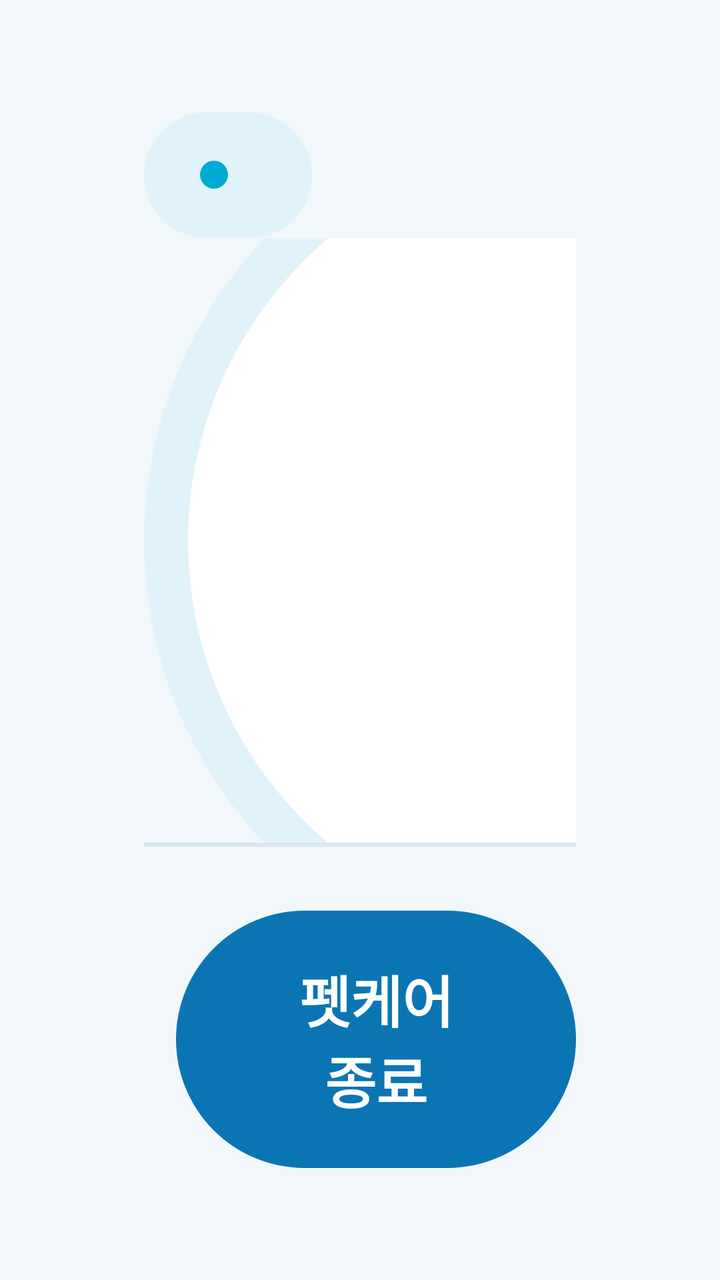
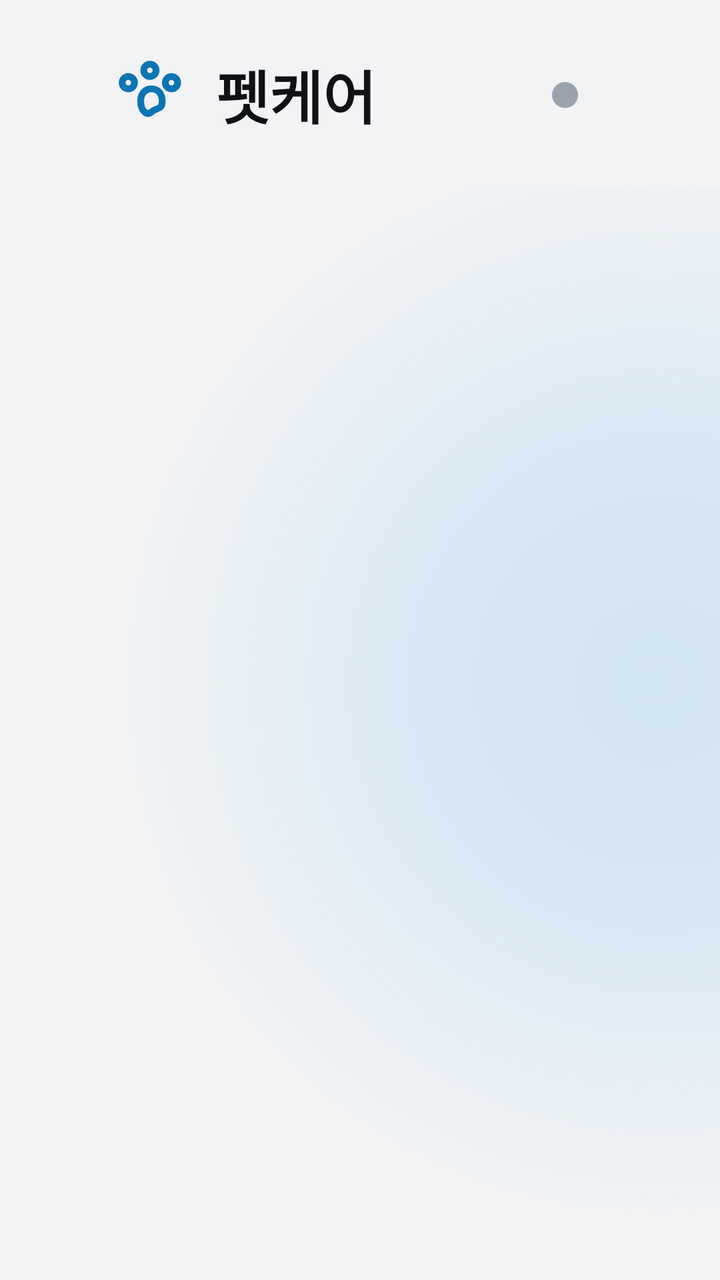

The first picture is an Android layout as it rendered before a commit; the second is the same layout after the commit. The layout source and the unified diff follow.
<!-- AndroidManifest.xml: application theme Theme.AppCompat.Light.NoActionBar -->
<!-- res/layout/screen_idle.xml -->
<?xml version="1.0" encoding="utf-8"?>
<LinearLayout xmlns:android="http://schemas.android.com/apk/res/android"
    android:layout_width="match_parent"
    android:layout_height="match_parent"
    android:background="@color/bg"
    android:orientation="vertical"
    android:paddingHorizontal="72dp"
    android:paddingVertical="56dp">

    <include android:id="@+id/top" layout="@layout/part_top" />

    <LinearLayout
        android:layout_width="match_parent"
        android:layout_height="0dp"
        android:layout_weight="1"
        android:gravity="center_vertical"
        android:orientation="horizontal">

        <include layout="@layout/part_photo" />

        <LinearLayout
            android:layout_width="0dp"
            android:layout_height="wrap_content"
            android:layout_marginStart="80dp"
            android:layout_weight="1"
            android:orientation="vertical">

            <TextView
                android:id="@+id/headline"
                style="@style/Headline"
                android:layout_width="wrap_content"
                android:layout_height="wrap_content" />

            <TextView
                android:id="@+id/sub"
                style="@style/Sub"
                android:layout_width="wrap_content"
                android:layout_height="wrap_content"
                android:layout_marginTop="16dp" />

            <LinearLayout
                android:layout_width="match_parent"
                android:layout_height="wrap_content"
                android:layout_marginTop="40dp"
                android:orientation="horizontal">

                <include android:id="@+id/stat1" layout="@layout/item_stat" android:layout_width="0dp" android:layout_height="wrap_content" android:layout_weight="1" android:layout_marginEnd="20dp" />
                <include android:id="@+id/stat2" layout="@layout/item_stat" android:layout_width="0dp" android:layout_height="wrap_content" android:layout_weight="1" android:layout_marginEnd="20dp" />
                <include android:id="@+id/stat3" layout="@layout/item_stat" android:layout_width="0dp" android:layout_height="wrap_content" android:layout_weight="1" />
            </LinearLayout>
        </LinearLayout>
    </LinearLayout>

    <View
        android:layout_width="match_parent"
        android:layout_height="2dp"
        android:background="@color/line" />

    <LinearLayout
        android:layout_width="match_parent"
        android:layout_height="wrap_content"
        android:gravity="center_vertical"
        android:orientation="horizontal"
        android:paddingTop="32dp">

        <TextView
            android:id="@+id/footnote"
            style="@style/Footnote"
            android:layout_width="0dp"
            android:layout_height="wrap_content"
            android:layout_weight="1" />

        <Button
            android:id="@+id/btnEnd"
            style="@style/BtnPrimary"
            android:layout_width="wrap_content"
            android:layout_height="wrap_content"
            android:layout_marginStart="16dp"
            android:text="펫케어 종료" />
    </LinearLayout>
</LinearLayout>
<!-- res/layout/part_top.xml (included above) -->
<?xml version="1.0" encoding="utf-8"?>
<LinearLayout xmlns:android="http://schemas.android.com/apk/res/android"
    android:layout_width="match_parent"
    android:layout_height="wrap_content"
    android:gravity="center_vertical"
    android:orientation="horizontal">

    <LinearLayout
        android:id="@+id/pill"
        android:layout_width="wrap_content"
        android:layout_height="wrap_content"
        android:background="@drawable/bg_pill_soft"
        android:gravity="center_vertical"
        android:orientation="horizontal"
        android:paddingHorizontal="28dp"
        android:paddingVertical="14dp">

        <View
            android:id="@+id/pillDot"
            android:layout_width="14dp"
            android:layout_height="14dp"
            android:background="@drawable/dot_accent" />

        <TextView
            android:id="@+id/pillText"
            android:layout_width="wrap_content"
            android:layout_height="wrap_content"
            android:layout_marginStart="14dp"
            android:textColor="@color/primary"
            android:textSize="26sp"
            android:textStyle="bold" />
    </LinearLayout>

    <Space
        android:layout_width="0dp"
        android:layout_height="0dp"
        android:layout_weight="1" />

    <TextView
        android:id="@+id/meta"
        style="@style/Meta"
        android:layout_width="wrap_content"
        android:layout_height="wrap_content" />
</LinearLayout>
<!-- res/layout/part_photo.xml (included above) -->
<?xml version="1.0" encoding="utf-8"?>
<FrameLayout xmlns:android="http://schemas.android.com/apk/res/android"
    android:id="@+id/ring"
    android:layout_width="440dp"
    android:layout_height="440dp"
    android:background="@drawable/bg_ring">

    <FrameLayout
        android:layout_width="396dp"
        android:layout_height="396dp"
        android:layout_gravity="center"
        android:background="@drawable/bg_photo_border"
        android:padding="8dp">

        <ImageView
            android:id="@+id/photo"
            android:layout_width="match_parent"
            android:layout_height="match_parent"
            android:contentDescription="@null" />
    </FrameLayout>
</FrameLayout>
<!-- res/layout/item_stat.xml (included above) -->
<?xml version="1.0" encoding="utf-8"?>
<LinearLayout xmlns:android="http://schemas.android.com/apk/res/android"
    android:layout_width="match_parent"
    android:layout_height="wrap_content"
    android:background="@drawable/bg_card"
    android:orientation="vertical"
    android:padding="32dp">

    <FrameLayout
        android:id="@+id/tile"
        android:layout_width="64dp"
        android:layout_height="64dp"
        android:layout_marginBottom="12dp"
        android:background="@drawable/bg_tile">

        <ImageView
            android:id="@+id/icon"
            android:layout_width="34dp"
            android:layout_height="34dp"
            android:layout_gravity="center"
            android:contentDescription="@null"
            android:tint="@color/primary" />
    </FrameLayout>

    <TextView
        android:id="@+id/label"
        android:layout_width="wrap_content"
        android:layout_height="wrap_content"
        android:textColor="@color/muted"
        android:textSize="24sp" />

    <TextView
        android:id="@+id/value"
        android:layout_width="wrap_content"
        android:layout_height="wrap_content"
        android:layout_marginTop="12dp"
        android:text="--"
        android:textColor="@color/ink"
        android:textSize="48sp"
        android:textStyle="bold" />

    <TextView
        android:id="@+id/note"
        android:layout_width="wrap_content"
        android:layout_height="wrap_content"
        android:layout_marginTop="12dp"
        android:textColor="@color/muted"
        android:textSize="22sp" />
</LinearLayout>
<!-- resources referenced by this layout -->
<resources>
  <color name="bg">#F2F7FB</color>
  <color name="ink">#0E2A47</color>
  <color name="line">#D8E6F0</color>
  <color name="muted">#51667C</color>
  <color name="primary">#0B75B3</color>
  <!-- drawable bg_card (drawable) -->
  <shape xmlns:android="http://schemas.android.com/apk/res/android">
      <solid android:color="@color/card" />
      <corners android:radius="28dp" />
  </shape>
  <!-- drawable bg_photo_border (drawable) -->
  <shape xmlns:android="http://schemas.android.com/apk/res/android" android:shape="oval">
      <solid android:color="@color/card" />
  </shape>
  <!-- drawable bg_pill_soft (drawable) -->
  <shape xmlns:android="http://schemas.android.com/apk/res/android">
      <solid android:color="@color/tint" />
      <corners android:radius="999dp" />
  </shape>
  <!-- drawable bg_ring (drawable) -->
  <shape xmlns:android="http://schemas.android.com/apk/res/android" android:shape="oval">
      <solid android:color="@color/tint" />
  </shape>
  <!-- drawable bg_tile (drawable) -->
  <shape xmlns:android="http://schemas.android.com/apk/res/android">
      <solid android:color="@color/tint" />
      <corners android:radius="20dp" />
  </shape>
  <!-- drawable dot_accent (drawable) -->
  <shape xmlns:android="http://schemas.android.com/apk/res/android" android:shape="oval">
      <solid android:color="@color/accent" />
  </shape>
  <style name="BtnPrimary">
          <item name="android:background">@drawable/bg_btn_primary</item>
          <item name="android:textColor">#FFFFFF</item>
          <item name="android:textSize">28sp</item>
          <item name="android:textStyle">bold</item>
          <item name="android:paddingStart">56dp</item>
          <item name="android:paddingEnd">56dp</item>
          <item name="android:paddingTop">24dp</item>
          <item name="android:paddingBottom">24dp</item>
          <item name="android:stateListAnimator">@null</item>
          <item name="android:textAllCaps">false</item>
      </style>
  <style name="Footnote">
          <item name="android:textSize">24sp</item>
          <item name="android:textColor">@color/muted</item>
      </style>
  <style name="Headline">
          <item name="android:textSize">64sp</item>
          <item name="android:textStyle">bold</item>
          <item name="android:textColor">@color/ink</item>
          <item name="android:lineSpacingMultiplier">1.1</item>
      </style>
  <style name="Meta">
          <item name="android:textSize">26sp</item>
          <item name="android:textColor">@color/muted</item>
      </style>
  <style name="Sub">
          <item name="android:textSize">30sp</item>
          <item name="android:textColor">@color/muted</item>
      </style>
  <color name="card">#FFFFFF</color>
  <color name="tint">#E1F3FA</color>
  <color name="accent">#00AAD2</color>
  <!-- drawable bg_btn_primary (drawable) -->
  <shape xmlns:android="http://schemas.android.com/apk/res/android">
      <solid android:color="@color/primary" />
      <corners android:radius="999dp" />
  </shape>
</resources>

<!-- the commit's change to res/layout/screen_idle.xml (unified diff, before → after) -->
@@ -3,149 +3,205 @@
     android:layout_width="match_parent"
     android:layout_height="match_parent"
     android:background="@color/bg"
-    android:orientation="vertical"
-    android:paddingHorizontal="72dp"
-    android:paddingVertical="56dp">
-
-    <include android:id="@+id/top" layout="@layout/part_top" />
+    android:orientation="vertical">
+
+    <include layout="@layout/part_bar" />
 
     <LinearLayout
         android:layout_width="match_parent"
         android:layout_height="0dp"
         android:layout_weight="1"
-        android:gravity="center_vertical"
         android:orientation="horizontal">
 
-        <include layout="@layout/part_photo" />
+        <LinearLayout
+            android:layout_width="660dp"
+            android:layout_height="match_parent"
+            android:gravity="center"
+            android:orientation="vertical">
+
+            <FrameLayout
+                android:layout_width="607dp"
+                android:layout_height="581dp">
+
+                <View
+                    android:layout_width="528dp"
+                    android:layout_height="528dp"
+                    android:layout_gravity="top|center_horizontal"
+                    android:layout_marginTop="13dp"
+                    android:background="@drawable/bg_halo_calm" />
+
+                <ImageView
+                    android:id="@+id/bust"
+                    android:layout_width="475dp"
+                    android:layout_height="548dp"
+                    android:layout_gravity="top|center_horizontal"
+                    android:layout_marginTop="26dp"
+                    android:contentDescription="@null"
+                    android:scaleType="fitCenter" />
+            </FrameLayout>
+
+            <TextView
+                android:id="@+id/name"
+                android:layout_width="wrap_content"
+                android:layout_height="wrap_content"
+                android:layout_marginTop="8dp"
+                android:textColor="@color/ink"
+                android:textSize="55sp"
+                android:textStyle="bold" />
+
+            <LinearLayout
+                android:layout_width="wrap_content"
+                android:layout_height="wrap_content"
+                android:layout_marginTop="18dp"
+                android:background="@drawable/bg_pill_soft"
+                android:gravity="center_vertical"
+                android:orientation="horizontal"
+                android:paddingHorizontal="34dp"
+                android:paddingVertical="16dp">
+
+                <View
+                    android:layout_width="15dp"
+                    android:layout_height="15dp"
+                    android:background="@drawable/dot_primary" />
+
+                <TextView
+                    android:layout_width="wrap_content"
+                    android:layout_height="wrap_content"
+                    android:layout_marginStart="13dp"
+                    android:text="차분해요"
+                    android:textColor="@color/primary"
+                    android:textSize="34sp"
+                    android:textStyle="bold" />
+            </LinearLayout>
+        </LinearLayout>
 
         <LinearLayout
             android:layout_width="0dp"
-            android:layout_height="wrap_content"
-            android:layout_marginStart="80dp"
+            android:layout_height="match_parent"
             android:layout_weight="1"
-            android:orientation="vertical">
+            android:gravity="center_vertical"
+            android:orientation="vertical"
+            android:paddingStart="11dp"
+            android:paddingBottom="40dp"
+            android:paddingEnd="84dp">
+
+            
+            <LinearLayout
+                android:id="@+id/notice"
+                android:layout_width="wrap_content"
+                android:layout_height="wrap_content"
+                android:background="@drawable/bg_pill_white"
+                android:gravity="center_vertical"
+                android:orientation="horizontal"
+                android:paddingVertical="15dp"
+                android:paddingStart="21dp"
+                android:paddingEnd="26dp"
+                android:visibility="gone">
+
+                <ImageView
+                    android:layout_width="26dp"
+                    android:layout_height="26dp"
+                    android:contentDescription="@null"
+                    android:src="@drawable/ic_check"
+                    android:tint="@color/primary" />
+
+                <TextView
+                    android:id="@+id/noticeText"
+                    android:layout_width="wrap_content"
+                    android:layout_height="wrap_content"
+                    android:layout_marginStart="13dp"
+                    android:textColor="@color/ink2"
+                    android:textSize="25sp" />
+            </LinearLayout>
 
             <TextView
-                android:id="@+id/headline"
-                style="@style/Headline"
-                android:layout_width="wrap_content"
-                android:layout_height="wrap_content" />
+                android:layout_width="wrap_content"
+                android:layout_height="wrap_content"
+                android:layout_marginTop="34dp"
+                android:text="반려견이 안전하게\n보호되고 있어요"
+                android:textColor="@color/ink"
+                android:textSize="87sp"
+                android:textStyle="bold" />
 
             <TextView
-                android:id="@+id/sub"
-                style="@style/Sub"
-                android:layout_width="wrap_content"
-                android:layout_height="wrap_content"
-                android:layout_marginTop="16dp" />
+                android:layout_width="wrap_content"
+                android:layout_height="wrap_content"
+                android:layout_marginTop="24dp"
+                android:text="에어컨을 켜 두었고, 보호자가 휴대폰으로 지켜보고 있어요."
+                android:textColor="@color/muted"
+                android:textSize="32sp" />
 
             <LinearLayout
                 android:layout_width="match_parent"
                 android:layout_height="wrap_content"
-                android:layout_marginTop="40dp"
+                android:layout_marginTop="48dp"
                 android:orientation="horizontal">
 
-                <include android:id="@+id/stat1" layout="@layout/item_stat" android:layout_width="0dp" android:layout_height="wrap_content" android:layout_weight="1" android:layout_marginEnd="20dp" />
-                <include android:id="@+id/stat2" layout="@layout/item_stat" android:layout_width="0dp" android:layout_height="wrap_content" android:layout_weight="1" android:layout_marginEnd="20dp" />
-                <include android:id="@+id/stat3" layout="@layout/item_stat" android:layout_width="0dp" android:layout_height="wrap_content" android:layout_weight="1" />
+                <include android:id="@+id/stat1" layout="@layout/item_stat" android:layout_width="0dp" android:layout_height="wrap_content" android:layout_weight="1" android:layout_marginEnd="26dp" />
+                <include android:id="@+id/stat2" layout="@layout/item_stat" android:layout_width="0dp" android:layout_height="wrap_content" android:layout_weight="1" android:layout_marginEnd="26dp" />
+                <include android:id="@+id/stat3" layout="@layout/item_stat" android:layout_width="0dp" android:layout_height="wrap_content" android:layout_weight="1.25" />
             </LinearLayout>
         </LinearLayout>
     </LinearLayout>
-
-    <View
-        android:layout_width="match_parent"
-        android:layout_height="2dp"
-        android:background="@color/line" />
-
-    <LinearLayout
-        android:layout_width="match_parent"
-        android:layout_height="wrap_content"
-        android:gravity="center_vertical"
-        android:orientation="horizontal"
-        android:paddingTop="32dp">
-
-        <TextView
-            android:id="@+id/footnote"
-            style="@style/Footnote"
-            android:layout_width="0dp"
-            android:layout_height="wrap_content"
-            android:layout_weight="1" />
-
-        <Button
-            android:id="@+id/btnEnd"
-            style="@style/BtnPrimary"
-            android:layout_width="wrap_content"
-            android:layout_height="wrap_content"
-            android:layout_marginStart="16dp"
-            android:text="펫케어 종료" />
-    </LinearLayout>
 </LinearLayout>
-<!-- res/layout/part_top.xml (included above) -->
+<!-- res/layout/part_bar.xml (included above) -->
 <?xml version="1.0" encoding="utf-8"?>
 <LinearLayout xmlns:android="http://schemas.android.com/apk/res/android"
     android:layout_width="match_parent"
-    android:layout_height="wrap_content"
+    android:layout_height="95dp"
     android:gravity="center_vertical"
-    android:orientation="horizontal">
-
-    <LinearLayout
-        android:id="@+id/pill"
-        android:layout_width="wrap_content"
-        android:layout_height="wrap_content"
-        android:background="@drawable/bg_pill_soft"
-        android:gravity="center_vertical"
-        android:orientation="horizontal"
-        android:paddingHorizontal="28dp"
-        android:paddingVertical="14dp">
-
-        <View
-            android:id="@+id/pillDot"
-            android:layout_width="14dp"
-            android:layout_height="14dp"
-            android:background="@drawable/dot_accent" />
-
-        <TextView
-            android:id="@+id/pillText"
-            android:layout_width="wrap_content"
-            android:layout_height="wrap_content"
-            android:layout_marginStart="14dp"
-            android:textColor="@color/primary"
-            android:textSize="26sp"
-            android:textStyle="bold" />
-    </LinearLayout>
+    android:orientation="horizontal"
+    android:paddingHorizontal="58dp">
+
+    <ImageView
+        android:layout_width="37dp"
+        android:layout_height="37dp"
+        android:contentDescription="@null"
+        android:src="@drawable/ic_paw"
+        android:tint="@color/primary" />
+
+    <TextView
+        android:layout_width="wrap_content"
+        android:layout_height="wrap_content"
+        android:layout_marginStart="13dp"
+        android:text="펫케어"
+        android:textColor="@color/ink"
+        android:textSize="29sp"
+        android:textStyle="bold" />
 
     <Space
         android:layout_width="0dp"
         android:layout_height="0dp"
         android:layout_weight="1" />
 
-    <TextView
-        android:id="@+id/meta"
-        style="@style/Meta"
-        android:layout_width="wrap_content"
-        android:layout_height="wrap_content" />
+    <View
+        android:id="@+id/linkDot"
+        android:layout_width="13dp"
+        android:layout_height="13dp"
+        android:background="@drawable/dot_muted" />
+
+    <TextView
+        android:id="@+id/link"
+        android:layout_width="wrap_content"
+        android:layout_height="wrap_content"
+        android:layout_marginStart="13dp"
+        android:textColor="@color/muted"
+        android:textSize="25sp" />
+
+    <TextView
+        android:id="@+id/btnEnd"
+        android:layout_width="wrap_content"
+        android:layout_height="wrap_content"
+        android:layout_marginStart="29dp"
+        android:background="@drawable/bg_btn_end"
+        android:paddingHorizontal="26dp"
+        android:paddingVertical="11dp"
+        android:text="펫케어 끝내기"
+        android:textColor="@color/ink2"
+        android:textSize="25sp"
+        android:textStyle="bold"
+        android:visibility="gone" />
 </LinearLayout>
-<!-- res/layout/part_photo.xml (included above) -->
-<?xml version="1.0" encoding="utf-8"?>
-<FrameLayout xmlns:android="http://schemas.android.com/apk/res/android"
-    android:id="@+id/ring"
-    android:layout_width="440dp"
-    android:layout_height="440dp"
-    android:background="@drawable/bg_ring">
-
-    <FrameLayout
-        android:layout_width="396dp"
-        android:layout_height="396dp"
-        android:layout_gravity="center"
-        android:background="@drawable/bg_photo_border"
-        android:padding="8dp">
-
-        <ImageView
-            android:id="@+id/photo"
-            android:layout_width="match_parent"
-            android:layout_height="match_parent"
-            android:contentDescription="@null" />
-    </FrameLayout>
-</FrameLayout>
 <!-- res/layout/item_stat.xml (included above) -->
 <?xml version="1.0" encoding="utf-8"?>
 <LinearLayout xmlns:android="http://schemas.android.com/apk/res/android"
@@ -155,44 +211,37 @@
     android:orientation="vertical"
     android:padding="32dp">
 
-    <FrameLayout
-        android:id="@+id/tile"
-        android:layout_width="64dp"
-        android:layout_height="64dp"
-        android:layout_marginBottom="12dp"
-        android:background="@drawable/bg_tile">
-
-        <ImageView
-            android:id="@+id/icon"
-            android:layout_width="34dp"
-            android:layout_height="34dp"
-            android:layout_gravity="center"
-            android:contentDescription="@null"
-            android:tint="@color/primary" />
-    </FrameLayout>
+    <ImageView
+        android:id="@+id/icon"
+        android:layout_width="42dp"
+        android:layout_height="42dp"
+        android:contentDescription="@null"
+        android:tint="@color/ink" />
 
     <TextView
         android:id="@+id/label"
         android:layout_width="wrap_content"
         android:layout_height="wrap_content"
+        android:layout_marginTop="18dp"
         android:textColor="@color/muted"
-        android:textSize="24sp" />
+        android:textSize="26sp" />
 
     <TextView
         android:id="@+id/value"
         android:layout_width="wrap_content"
         android:layout_height="wrap_content"
-        android:layout_marginTop="12dp"
+        android:layout_marginTop="8dp"
+        android:maxLines="1"
         android:text="--"
         android:textColor="@color/ink"
-        android:textSize="48sp"
+        android:textSize="58sp"
         android:textStyle="bold" />
 
     <TextView
         android:id="@+id/note"
         android:layout_width="wrap_content"
         android:layout_height="wrap_content"
-        android:layout_marginTop="12dp"
+        android:layout_marginTop="8dp"
         android:textColor="@color/muted"
-        android:textSize="22sp" />
+        android:textSize="25sp" />
 </LinearLayout>
<!-- resource entries referenced after the edit -->
@@ -1,74 +1,53 @@
 <!-- resources referenced by this layout -->
 <resources>
-  <color name="bg">#F2F7FB</color>
-  <color name="ink">#0E2A47</color>
-  <color name="line">#D8E6F0</color>
-  <color name="muted">#51667C</color>
+  <color name="bg">#F1F3F5</color>
+  <color name="ink">#0F1115</color>
+  <color name="ink2">#262D35</color>
+  <color name="muted">#5F6772</color>
   <color name="primary">#0B75B3</color>
+  <!-- drawable bg_btn_end (drawable) -->
+  <shape xmlns:android="http://schemas.android.com/apk/res/android">
+      <stroke android:width="3dp" android:color="@color/outline" />
+      <corners android:radius="999dp" />
+  </shape>
   <!-- drawable bg_card (drawable) -->
   <shape xmlns:android="http://schemas.android.com/apk/res/android">
       <solid android:color="@color/card" />
-      <corners android:radius="28dp" />
+      <corners android:radius="37dp" />
   </shape>
-  <!-- drawable bg_photo_border (drawable) -->
+  <!-- drawable bg_halo_calm (drawable) -->
   <shape xmlns:android="http://schemas.android.com/apk/res/android" android:shape="oval">
-      <solid android:color="@color/card" />
+      <gradient android:type="radial" android:gradientRadius="50%" android:startColor="@color/tint_strong" android:centerColor="#DBEAF4" android:endColor="#00DBEAF4" />
   </shape>
   <!-- drawable bg_pill_soft (drawable) -->
   <shape xmlns:android="http://schemas.android.com/apk/res/android">
       <solid android:color="@color/tint" />
       <corners android:radius="999dp" />
   </shape>
-  <!-- drawable bg_ring (drawable) -->
-  <shape xmlns:android="http://schemas.android.com/apk/res/android" android:shape="oval">
-      <solid android:color="@color/tint" />
-  </shape>
-  <!-- drawable bg_tile (drawable) -->
+  <!-- drawable bg_pill_white (drawable) -->
   <shape xmlns:android="http://schemas.android.com/apk/res/android">
-      <solid android:color="@color/tint" />
-      <corners android:radius="20dp" />
-  </shape>
-  <!-- drawable dot_accent (drawable) -->
-  <shape xmlns:android="http://schemas.android.com/apk/res/android" android:shape="oval">
-      <solid android:color="@color/accent" />
-  </shape>
-  <style name="BtnPrimary">
-          <item name="android:background">@drawable/bg_btn_primary</item>
-          <item name="android:textColor">#FFFFFF</item>
-          <item name="android:textSize">28sp</item>
-          <item name="android:textStyle">bold</item>
-          <item name="android:paddingStart">56dp</item>
-          <item name="android:paddingEnd">56dp</item>
-          <item name="android:paddingTop">24dp</item>
-          <item name="android:paddingBottom">24dp</item>
-          <item name="android:stateListAnimator">@null</item>
-          <item name="android:textAllCaps">false</item>
-      </style>
-  <style name="Footnote">
-          <item name="android:textSize">24sp</item>
-          <item name="android:textColor">@color/muted</item>
-      </style>
-  <style name="Headline">
-          <item name="android:textSize">64sp</item>
-          <item name="android:textStyle">bold</item>
-          <item name="android:textColor">@color/ink</item>
-          <item name="android:lineSpacingMultiplier">1.1</item>
-      </style>
-  <style name="Meta">
-          <item name="android:textSize">26sp</item>
-          <item name="android:textColor">@color/muted</item>
-      </style>
-  <style name="Sub">
-          <item name="android:textSize">30sp</item>
-          <item name="android:textColor">@color/muted</item>
-      </style>
-  <color name="card">#FFFFFF</color>
-  <color name="tint">#E1F3FA</color>
-  <color name="accent">#00AAD2</color>
-  <!-- drawable bg_btn_primary (drawable) -->
-  <shape xmlns:android="http://schemas.android.com/apk/res/android">
-      <solid android:color="@color/primary" />
+      <solid android:color="@color/card" />
       <corners android:radius="999dp" />
   </shape>
+  <!-- drawable dot_muted (drawable) -->
+  <shape xmlns:android="http://schemas.android.com/apk/res/android" android:shape="oval">
+      <solid android:color="#9AA2AC" />
+  </shape>
+  <!-- drawable dot_primary (drawable) -->
+  <shape xmlns:android="http://schemas.android.com/apk/res/android" android:shape="oval">
+      <solid android:color="@color/primary" />
+  </shape>
+  <!-- drawable ic_check (drawable) -->
+  <vector xmlns:android="http://schemas.android.com/apk/res/android" android:width="24dp" android:height="24dp" android:viewportWidth="24" android:viewportHeight="24">
+      <path android:pathData="M5,12l5,5L20,7" android:strokeColor="#FFFFFFFF" android:strokeWidth="2.2" android:strokeLineCap="round" android:strokeLineJoin="round" android:fillColor="#00000000" />
+  </vector>
+  <!-- drawable ic_paw (drawable) -->
+  <vector xmlns:android="http://schemas.android.com/apk/res/android" android:width="24dp" android:height="24dp" android:viewportWidth="24" android:viewportHeight="24">
+      <path android:pathData="M9,4a2,2 0,1 0,4 0a2,2 0,1 0,-4 0M16,8a2,2 0,1 0,4 0a2,2 0,1 0,-4 0M2,8a2,2 0,1 0,4 0a2,2 0,1 0,-4 0M8,14c0,-2.5 1.5,-4 3.5,-4s3.5,1.5 3.5,4c0,3 -2,2 -3.5,3.5S8,17 8,14Z" android:strokeColor="#FFFFFFFF" android:strokeWidth="2.2" android:strokeLineCap="round" android:strokeLineJoin="round" android:fillColor="#00000000" />
+  </vector>
+  <color name="outline">#CDD3DA</color>
+  <color name="card">#FFFFFF</color>
+  <color name="tint_strong">#D3E5F1</color>
+  <color name="tint">#E3EFF7</color>
 </resources>
 
